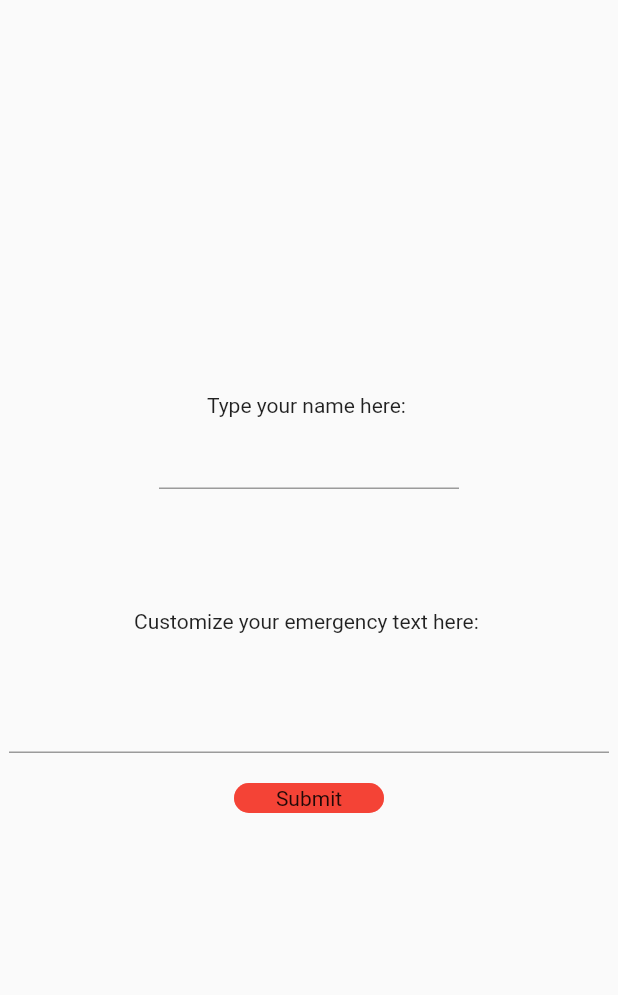
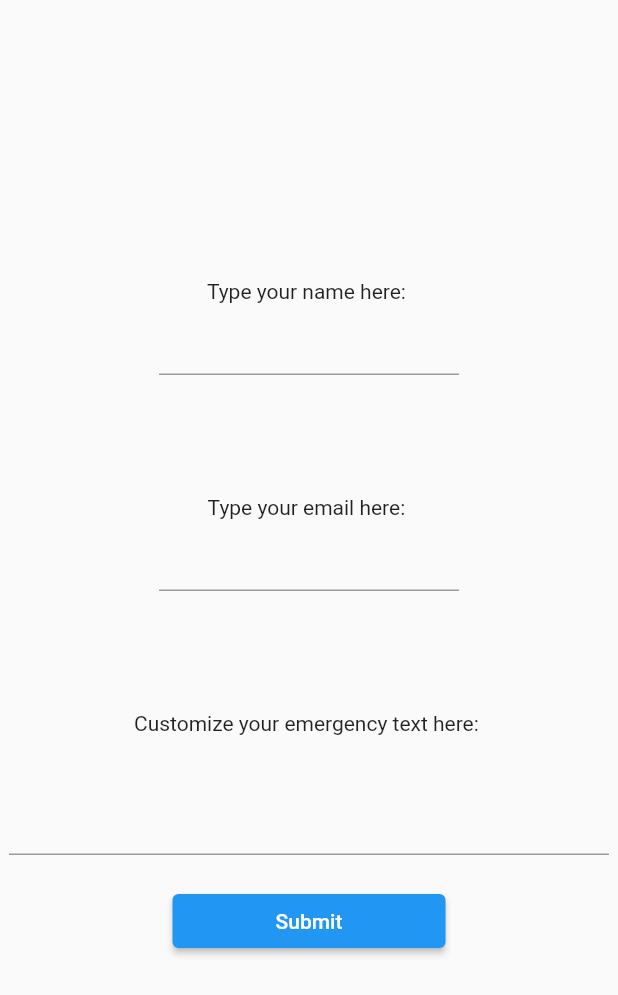
Before and after one commit to tranbrandon1233/SafeAlert, a Flutter app: the screen it shows after launch, after a tap on "Submit", on a phone screen of 412 x 824 dp. Shown: the top 995 px of the screen. Run offline on Flutter 3.47's test engine with Material 2 defaults, Android fonts, the phone set to English and light mode, and no system bars; our stand-ins replace cloud_firestore, firebase_auth, firebase_core, firebase_messaging, flutter_local_notifications, permission_handler; missing offline and left inert: fast_contacts; accounts and stored records are empty.

Commit message:
Can now send message to trusted contact

```diff
--- a/lib/screens/ContactView.dart
+++ b/lib/screens/ContactView.dart
@@ -11,17 +11,18 @@ final FirebaseAuth auth = FirebaseAuth.instance;
 final User? user = auth.currentUser;
 final uid = (user != null ? user?.uid : '');
 
-String? getDataOnce_getADocument() {
-  final docRef =
-      FirebaseFirestore.instance.collection("users").doc(user?.email);
-  docRef.get().then(
-    (DocumentSnapshot doc) {
-      final data = doc.data() as Map<String, dynamic>;
-      return data['email']?.toString();
-    },
-    onError: (e) => print("Error getting document: $e"),
-  );
-  return null;
+Future<String> getDataOnce_getADocument(String email)  async {
+  try {
+    DocumentSnapshot snap = await FirebaseFirestore
+        .instance.collection("users")
+        .doc(email)
+        .get();
+    return snap['email'];
+  }
+  catch(e){
+    print("Token not found.");
+    return "Err";
+  }
 }
 
 //For updating docs, you can use this function.
--- a/lib/screens/TextPage.dart
+++ b/lib/screens/TextPage.dart
@@ -8,9 +8,10 @@ import 'package:firebase_core/firebase_core.dart';
 import 'dart:async';
 import 'package:http/http.dart' as http;
 import 'package:safe_alert/screens/FullText.dart';
+import 'package:safe_alert/screens/ContactView.dart';
 
 FirebaseMessaging messaging = FirebaseMessaging.instance;
-
+String errTxt = "";
 final StreamController<String?> selectNotificationStream =
 StreamController<String?>.broadcast();
 const String navigationActionId = 'id_3';
@@ -46,12 +47,14 @@ class TextPage extends StatefulWidget {
    FlutterLocalNotificationsPlugin flutterLocalNotificationPlugin = FlutterLocalNotificationsPlugin();
    TextEditingController username = TextEditingController();
    TextEditingController bodyController = TextEditingController();
+   TextEditingController emailController = TextEditingController();
+
 
    @override
    void initState() {
      super.initState();
      requestPermission();
-     getToken(username.text);
+     getToken(emailController.text);
      initInformation();
    }
 
@@ -127,6 +130,7 @@ class TextPage extends StatefulWidget {
    }
 
    void getToken(String email) async {
+     try {
        await FirebaseMessaging.instance.getToken().then(
                (token) {
              setState(() {
@@ -136,11 +140,19 @@ class TextPage extends StatefulWidget {
              saveToken(token!, email);
            }
        );
+     } catch(e){
+       print("ERROR: Email not found.");
+     }
    }
 
    void saveToken(String token, String email) async {
-     await FirebaseFirestore.instance.collection("UserTokens").doc(email).set(
-         {'token': token});
+     try {
+       await FirebaseFirestore.instance.collection("users").doc(email).set(
+           {'token': token
+           }, SetOptions(merge: true));
+     }catch(e){
+       print("ERROR: Token not saved as the email was not found.");
+     }
    }
 
    void requestPermission() async {
@@ -231,6 +243,22 @@ class TextPage extends StatefulWidget {
                    height: 80,
 
                  ),
+               const Text("Type your email here: "),
+               SizedBox(
+                 width: 200,
+                 child: TextFormField(
+                   controller: emailController,
+                   maxLines: 1,
+                 ),
+               ),
+                SizedBox(
+                  height: 80,
+                  child: Text(
+                    errTxt,
+                     selectionColor: Colors.red,
+                 ),
+
+               ),
                  const Text("Customize your emergency text here: "),
                  SizedBox(
                    height: 80,
@@ -242,41 +270,45 @@ class TextPage extends StatefulWidget {
                      maxLines: 5,
                    ),
                  ),
-                 GestureDetector(
-                     onTap: () async {
+             const SizedBox(
+               height: 20,
+             ),
+                 ElevatedButton(
+                     onPressed: () async {
                        String name = username.text.trim();
+                       String email = emailController.text;
                       String bodyText = bodyController.text.trim().isEmpty ?  "$name sent a safety alert to you. Please check in on them as soon as you can.": bodyController.text;
+                      String contactEmail = await getDataOnce_getADocument(email);
                       String titleText = "ALERT! $name might be in danger!";
-                       if (name != "") {
+                       if (name.isNotEmpty && contactEmail.trim().isNotEmpty && email.trim().isNotEmpty) {
                          try {
+                           getToken(email);
                            DocumentSnapshot snap = await FirebaseFirestore
-                               .instance.collection("UserTokens")
-                               .doc(name)
+                               .instance.collection("users")
+                               .doc(contactEmail)
                                .get();
                            String token = snap['token'];
-                           print(token);
                            sendPushMessage(token, bodyText, titleText);
+                           setState((){errTxt = "";});
+
                          }
                          catch(e){
-                           print("Error: User not found.");
+                           setState((){errTxt = "Error: Email not found.";});
                          }
                        }
+
                      },
-                     child: Container(
-                       margin: const EdgeInsets.all(20),
+
+                     child:
+
+                        Container(
+                          width: 150,
                           height: 20,
-                       width: 100,
-                       decoration: BoxDecoration(
-                           color: Colors.red,
-                           borderRadius: BorderRadius.circular(20),
-                           boxShadow: [
-                             BoxShadow(
-                               color: Colors.redAccent.withOpacity(0.5),
+
+                          child: Center(child: const Text("Submit")),
+
                      )
-                           ]
-                       ),
-                       child: Center(child: const Text("Submit")),
-                     )
+
                  )
                ],
              ),
```
Also changed, not shown: 2 other files. Lines whose indentation alone changed are shown as unchanged.
